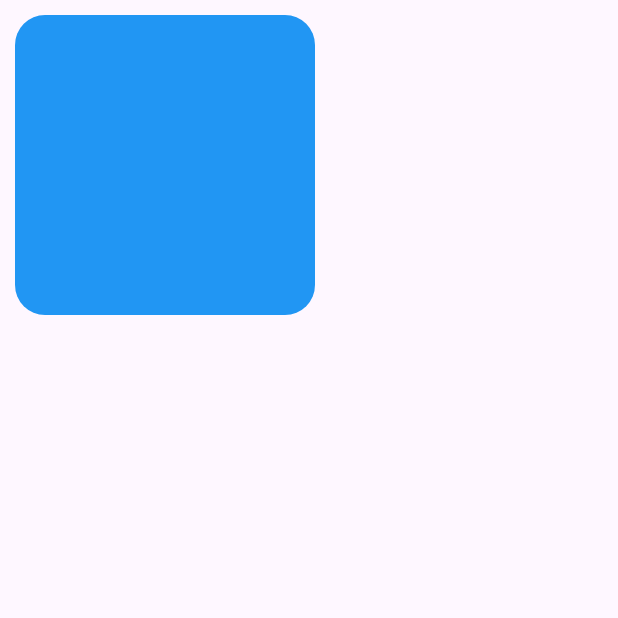
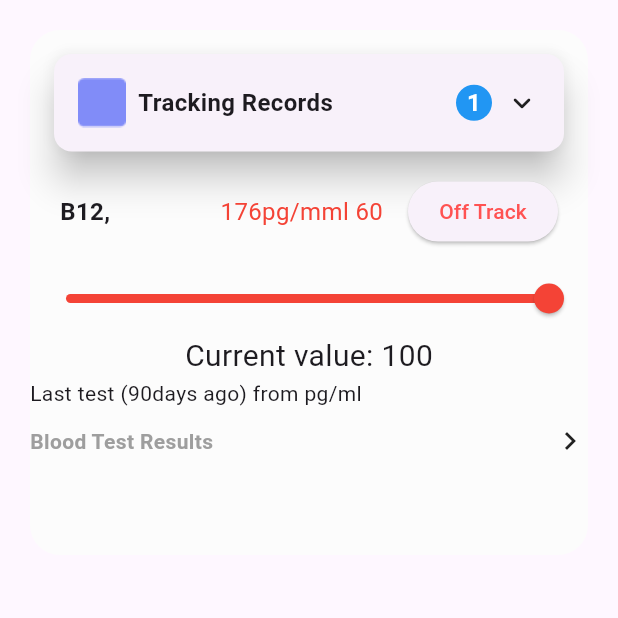
Before and after one commit to zahrawm/Medi-board-projects, a Flutter app: the MediVisitDetails screen opened directly, on a phone screen of 412 x 824 dp, the top half of it. Run offline on Flutter 3.47's test engine with Material 3 defaults, Android fonts, the light colour scheme and no system bars.

Commit message:
codes updated

```diff
--- a/medi_ui/lib/screen/medi_visit_details.dart
+++ b/medi_ui/lib/screen/medi_visit_details.dart
@@ -1,4 +1,5 @@
 import 'package:flutter/material.dart';
+import 'package:medi_ui/widgets/medical_widgets.dart';
 
 class MediVisitDetails extends StatefulWidget {
   const MediVisitDetails({super.key});
@@ -8,21 +9,123 @@ class MediVisitDetails extends StatefulWidget {
 }
 
 class _MediVisitDetailsState extends State<MediVisitDetails> {
+  double _currentSliderValue = 100;
+
   @override
   Widget build(BuildContext context) {
     return Scaffold(
       body: SafeArea(
         child: Padding(
-                padding: const EdgeInsets.all(10),
+          padding: const EdgeInsets.all(20),
           child: Container(
-                  height: 200,
-                  width: 200,
+            height: 350,
+            width: 450,
             decoration: BoxDecoration(
               borderRadius: BorderRadius.circular(20),
-                      color: Colors.blue),
+              color: const Color(0xFFFCFCFC),
+            ),
             child: Column(
-                    children: [],
+              crossAxisAlignment: CrossAxisAlignment.start,
+              children: [
+                const MedicalWidgets(
+                  text: 'Tracking Records',
+                  image: 'assets/medi-records.png',
+                  color: Colors.blue,
                 ),
-                ))));
+                Padding(
+                  padding: const EdgeInsets.symmetric(horizontal: 20),
+                  child: Row(
+                    mainAxisAlignment: MainAxisAlignment.spaceBetween,
+                    children: [
+                      const Text(
+                        'B12,',
+                        style: TextStyle(
+                          fontWeight: FontWeight.bold,
+                          fontSize: 16,
+                        ),
+                      ),
+                      SizedBox(
+                        width: 40,
+                      ),
+                      const Text(
+                        '176pg/mml 60',
+                        style: TextStyle(
+                          color: Colors.red,
+                          fontSize: 16,
+                        ),
+                      ),
+                      ElevatedButton(
+                        onPressed: () {},
+                        style: ElevatedButton.styleFrom(
+                          minimumSize: const Size(100, 40), // Sets a small size
+                          padding: const EdgeInsets.symmetric(
+                              horizontal: 16, vertical: 8),
+                        ),
+                        child: const Text(
+                          'Off Track',
+                          style:
+                              TextStyle(fontSize: 14, color: Colors.redAccent),
+                        ),
+                      )
+                    ],
+                  ),
+                ),
+                const SizedBox(height: 10),
+                SliderTheme(
+                  data: SliderTheme.of(context).copyWith(
+                    activeTrackColor: Colors.red,
+                    inactiveTrackColor:
+                        const Color.fromARGB(255, 224, 224, 224),
+                    thumbColor: Colors.red,
+                    overlayColor: Colors.red.withOpacity(0.2),
+                    activeTickMarkColor: Colors.red,
+                  ),
+                  child: Slider(
+                    value: _currentSliderValue,
+                    min: 0,
+                    max: 100,
+                    divisions: 100,
+                    label: _currentSliderValue.round().toString(),
+                    onChanged: (double value) {
+                      setState(() {
+                        _currentSliderValue = value;
+                      });
+                    },
+                  ),
+                ),
+                Center(
+                  child: Text(
+                    'Current value: ${_currentSliderValue.round()}',
+                    style: const TextStyle(fontSize: 20),
+                  ),
+                ),
+                Text('Last test (90days ago) from pg/ml '),
+                SizedBox(
+                  height: 10,
+                ),
+                Row(
+                  children: [
+                    Text(
+                      'Blood Test Results ',
+                      style: TextStyle(
+                        color: Colors.grey,
+                        fontWeight: FontWeight.bold,
+                      ),
+                    ),
+                    Spacer(),
+                    Icon(
+                      Icons.chevron_right,
+                    ),
+                    SizedBox(
+                      height: 10,
+                    ),
+                  ],
+                )
+              ],
+            ),
+          ),
+        ),
+      ),
+    );
   }
 }
```
Also changed, not shown: medi_ui/assets/detail.png (added), medi_ui/assets/details.png (added). Lines whose indentation alone changed are shown as unchanged.
